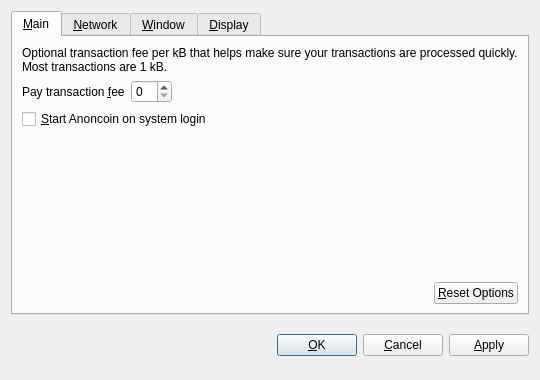
The window that src/qt/forms/optionsdialog.ui (GOSTSec/gostcoin) describes before a commit, drawn with Qt 5.
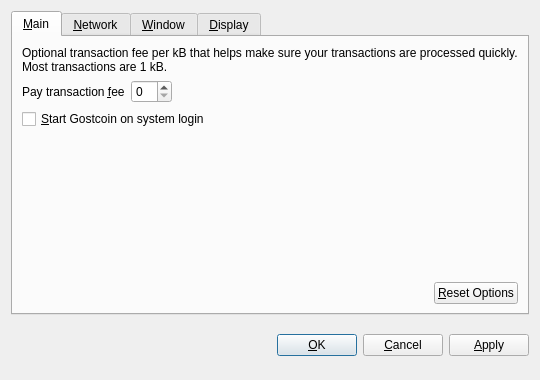
The same window after the commit. Custom widgets are drawn as their Qt base class.

Diff of the .ui file:
```diff
--- a/src/qt/forms/optionsdialog.ui
+++ b/src/qt/forms/optionsdialog.ui
@@ -82,7 +82,7 @@
           <string>Automatically start Anoncoin after logging in to the system.</string>
          </property>
          <property name="text">
-          <string>&amp;Start Anoncoin on system login</string>
+          <string>&amp;Start Gostcoin on system login</string>
          </property>
         </widget>
        </item>
```
Left out of the diff: 10 changed lines with no effect on the pictures.
